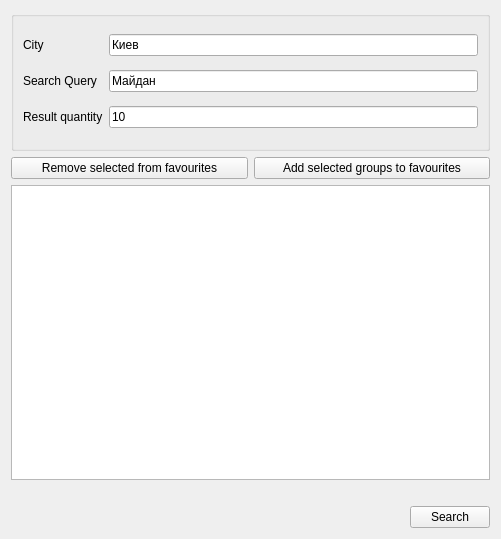
First picture: the form in uis/select_groups.ui, repository ozeron/messenger, before the edit.
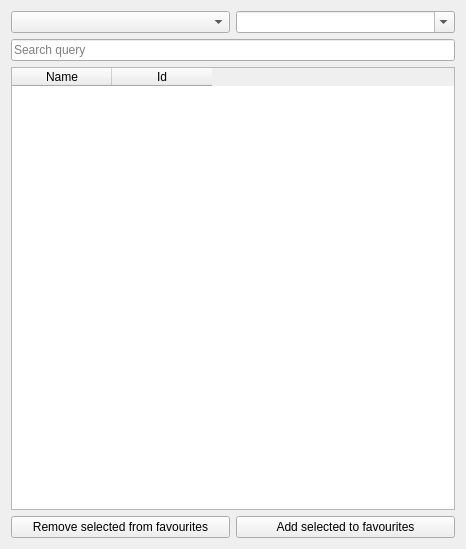
Second picture: the form after the edit.

Commit message: Better groups search ui, added *.*~ to gitignore.

Diff of the .ui file:
```diff
--- a/uis/select_groups.ui
+++ b/uis/select_groups.ui
@@ -6,75 +6,99 @@
    <rect>
     <x>0</x>
     <y>0</y>
-    <width>501</width>
-    <height>539</height>
+    <width>466</width>
+    <height>549</height>
    </rect>
   </property>
   <property name="windowTitle">
    <string>Find groups by region</string>
   </property>
-  <layout class="QVBoxLayout" name="verticalLayout" stretch="0,0,1,0,0">
-   <item>
-    <widget class="QGroupBox" name="groupBox">
-     <property name="minimumSize">
-      <size>
-       <width>100</width>
-       <height>140</height>
-      </size>
-     </property>
-     <property name="title">
-      <string/>
-     </property>
-     <layout class="QGridLayout" name="gridLayout_2">
-      <item row="3" column="1">
-       <widget class="QLineEdit" name="editQuanity">
-        <property name="text">
-         <string>10</string>
-        </property>
-       </widget>
-      </item>
-      <item row="3" column="0">
-       <widget class="QLabel" name="lblResultQuanity">
-        <property name="text">
-         <string>Result quantity</string>
-        </property>
-       </widget>
-      </item>
-      <item row="2" column="1">
-       <widget class="QLineEdit" name="editQuery">
-        <property name="text">
-         <string>Майдан</string>
-        </property>
-       </widget>
-      </item>
-      <item row="2" column="0">
-       <widget class="QLabel" name="lblSearchQuery">
-        <property name="text">
-         <string>Search Query</string>
-        </property>
-       </widget>
-      </item>
-      <item row="0" column="0">
-       <widget class="QLabel" name="lblCity">
-        <property name="text">
-         <string>City</string>
-        </property>
-       </widget>
-      </item>
-      <item row="0" column="1">
-       <widget class="QLineEdit" name="editCity">
-        <property name="text">
-         <string>Киев</string>
-        </property>
-       </widget>
-      </item>
-     </layout>
-    </widget>
-   </item>
+  <layout class="QVBoxLayout" name="verticalLayout" stretch="0,0,1,0">
    <item>
     <layout class="QHBoxLayout" name="horizontalLayout_2">
      <item>
+      <widget class="QComboBox" name="selectCountry">
+       <property name="sizePolicy">
+        <sizepolicy hsizetype="Expanding" vsizetype="Fixed">
+         <horstretch>0</horstretch>
+         <verstretch>0</verstretch>
+        </sizepolicy>
+       </property>
+       <property name="editable">
+        <bool>false</bool>
+       </property>
+      </widget>
+     </item>
+     <item>
+      <widget class="QComboBox" name="selectCity">
+       <property name="sizePolicy">
+        <sizepolicy hsizetype="Expanding" vsizetype="Fixed">
+         <horstretch>0</horstretch>
+         <verstretch>0</verstretch>
+        </sizepolicy>
+       </property>
+       <property name="editable">
+        <bool>true</bool>
+       </property>
+      </widget>
+     </item>
+    </layout>
+   </item>
+   <item>
+    <widget class="QLineEdit" name="editQuery">
+     <property name="text">
+      <string/>
+     </property>
+     <property name="placeholderText">
+      <string>Search query</string>
+     </property>
+    </widget>
+   </item>
+   <item>
+    <widget class="QTableWidget" name="vwvGroups">
+     <property name="editTriggers">
+      <set>QAbstractItemView::NoEditTriggers</set>
+     </property>
+     <property name="selectionBehavior">
+      <enum>QAbstractItemView::SelectRows</enum>
+     </property>
+     <property name="columnCount">
+      <number>2</number>
+     </property>
+     <attribute name="horizontalHeaderCascadingSectionResizes">
+      <bool>false</bool>
+     </attribute>
+     <attribute name="horizontalHeaderDefaultSectionSize">
+      <number>100</number>
+     </attribute>
+     <attribute name="horizontalHeaderStretchLastSection">
+      <bool>false</bool>
+     </attribute>
+     <attribute name="verticalHeaderVisible">
+      <bool>false</bool>
+     </attribute>
+     <column>
+      <property name="text">
+       <string>Name</string>
+      </property>
+     </column>
+     <column>
+      <property name="text">
+       <string>Id</string>
+      </property>
+     </column>
+    </widget>
+   </item>
+   <item>
+    <layout class="QHBoxLayout" name="horizontalLayout">
+     <item>
       <widget class="QPushButton" name="btnRemove">
+       <property name="sizePolicy">
+        <sizepolicy hsizetype="Expanding" vsizetype="Fixed">
+         <horstretch>0</horstretch>
+         <verstretch>0</verstretch>
+        </sizepolicy>
+       </property>
        <property name="text">
         <string>Remove selected from favourites</string>
        </property>
@@ -82,48 +106,14 @@
      </item>
      <item>
       <widget class="QPushButton" name="btnAdd">
-       <property name="text">
-        <string>Add selected groups to favourites</string>
+       <property name="sizePolicy">
+        <sizepolicy hsizetype="Expanding" vsizetype="Fixed">
+         <horstretch>0</horstretch>
+         <verstretch>0</verstretch>
+        </sizepolicy>
        </property>
-      </widget>
-     </item>
-    </layout>
-   </item>
-   <item>
-    <widget class="QTableWidget" name="vwvGroups"/>
-   </item>
-   <item>
-    <spacer name="verticalSpacer">
-     <property name="orientation">
-      <enum>Qt::Vertical</enum>
-     </property>
-     <property name="sizeHint" stdset="0">
-      <size>
-       <width>20</width>
-       <height>20</height>
-      </size>
-     </property>
-    </spacer>
-   </item>
-   <item>
-    <layout class="QHBoxLayout" name="horizontalLayout">
-     <item>
-      <spacer name="horizontalSpacer">
-       <property name="orientation">
-        <enum>Qt::Horizontal</enum>
-       </property>
-       <property name="sizeHint" stdset="0">
-        <size>
-         <width>40</width>
-         <height>20</height>
-        </size>
-       </property>
-      </spacer>
-     </item>
-     <item>
-      <widget class="QPushButton" name="btnSearch">
        <property name="text">
-        <string>Search</string>
+        <string>Add selected to favourites</string>
        </property>
       </widget>
      </item>
```
The commit also changes 3 other files.
